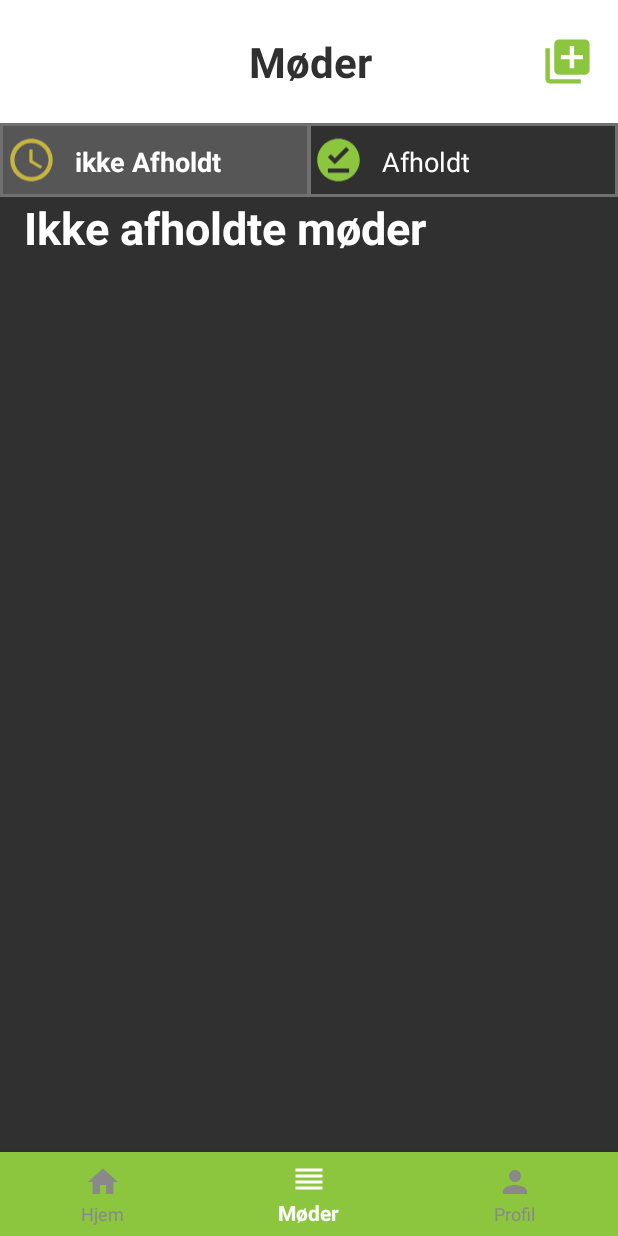
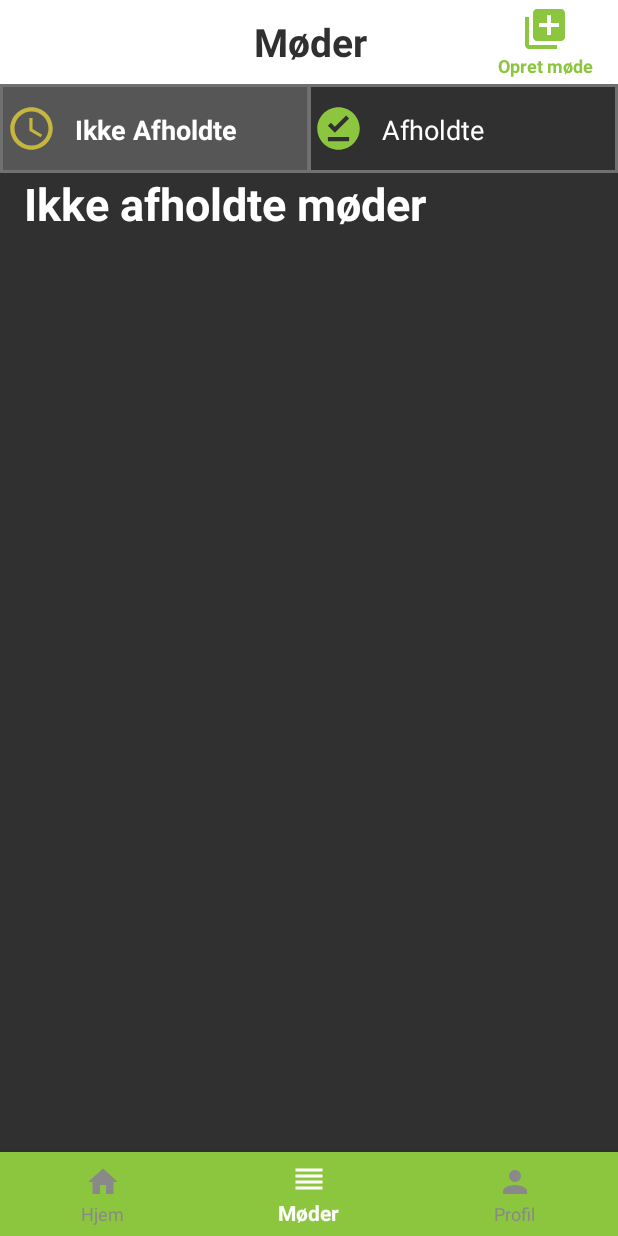
Before and after one commit to alkj/Feedback, an Android app: the Navigation_akt screen opened directly, with no data from a screen before it, item 2 of the bottom bar chosen, on a phone screen of 412 x 824 dp. Run offline under Robolectric (Android 15) with nearby library versions, the phone set to English and light mode, and no system bars.

Commit message:
Opdateret navigationen

```diff
--- a/app/src/main/AndroidManifest.xml
+++ b/app/src/main/AndroidManifest.xml
@@ -25,6 +25,8 @@
             android:windowSoftInputMode="adjustPan"/>
         <activity android:name=".aktiviteter.Navigation_akt"
             android:windowSoftInputMode="adjustPan"/>
+        <activity android:name=".aktiviteter.OpretMoede_akt"
+            android:windowSoftInputMode="adjustPan"/>
 
         <meta-data
             android:name="preloaded_fonts"
--- a/app/src/main/java/com/example/admin/feedback_app/aktiviteter/Navigation_akt.java
+++ b/app/src/main/java/com/example/admin/feedback_app/aktiviteter/Navigation_akt.java
@@ -1,33 +1,45 @@
 package com.example.admin.feedback_app.aktiviteter;
 
+import android.content.Intent;
 import android.os.Bundle;
 import android.support.annotation.NonNull;
 import android.support.design.widget.BottomNavigationView;
 import android.support.v4.app.Fragment;
 import android.support.v7.app.AppCompatActivity;
 import android.view.MenuItem;
+import android.view.View;
+import android.widget.TextView;
 
 import com.example.admin.feedback_app.R;
 import com.example.admin.feedback_app.fragmenter.Hjem_frg;
 import com.example.admin.feedback_app.fragmenter.Moedeoversigt_frg;
 import com.example.admin.feedback_app.fragmenter.Profil_frg;
 
-public class Navigation_akt extends AppCompatActivity implements BottomNavigationView.OnNavigationItemSelectedListener {
+public class Navigation_akt extends AppCompatActivity implements BottomNavigationView.OnNavigationItemSelectedListener, View.OnClickListener {
 
+    TextView overskrift_txt, tilføj_btn;
+
+    //TODO: ved tryk af tilbage knappe, spørg brugeren om han vil logge ud.
 
     @Override
     protected void onCreate(Bundle savedInstanceState) {
         super.onCreate(savedInstanceState);
         setContentView(R.layout.activity_navigation);
 
-        BottomNavigationView navigation = (BottomNavigationView) findViewById(R.id.navigation_bar);
+        BottomNavigationView navigation = findViewById(R.id.navigation_bar);
         navigation.setOnNavigationItemSelectedListener(this);
 
+        overskrift_txt = findViewById(R.id.navigation_title_txt);
+        tilføj_btn = findViewById(R.id.navigation_opret_btn);
+
+        tilføj_btn.setOnClickListener(this);
+
         indlæsFragment(new Hjem_frg());
+        overskrift_txt.setText(getString(R.string.hjem));
     }
 
-    private boolean indlæsFragment(Fragment fragment){
-        if (fragment != null){
+    private boolean indlæsFragment(Fragment fragment) {
+        if (fragment != null) {
 
             getSupportFragmentManager()
                     .beginTransaction()
@@ -43,20 +55,31 @@ public class Navigation_akt extends AppCompatActivity implements BottomNavigatio
     public boolean onNavigationItemSelected(@NonNull MenuItem item) {
         Fragment fragment = null;
 
-        switch (item.getItemId()){
+        switch (item.getItemId()) {
             case R.id.navigation_hjem:
                 fragment = new Hjem_frg();
+                overskrift_txt.setText(getString(R.string.hjem));
                 break;
 
             case R.id.navigation_moedeoversigt:
                 fragment = new Moedeoversigt_frg();
+                overskrift_txt.setText(getString(R.string.moder));
                 break;
 
             case R.id.navigation_profil:
                 fragment = new Profil_frg();
+                overskrift_txt.setText(getString(R.string.hjem));
                 break;
         }
 
         return indlæsFragment(fragment);
     }
+
+    @Override
+    public void onClick(View view) {
+        if (view == tilføj_btn){
+            Intent intent = new Intent(this, OpretMoede_akt.class);
+            startActivity(intent);
+        }
+    }
 }
--- /dev/null
+++ b/app/src/main/java/com/example/admin/feedback_app/aktiviteter/OpretMoede_akt.java
@@ -0,0 +1,18 @@
+package com.example.admin.feedback_app.aktiviteter;
+
+import android.os.Bundle;
+import android.support.v7.app.AppCompatActivity;
+
+import com.example.admin.feedback_app.R;
+
+
+public class OpretMoede_akt extends AppCompatActivity {
+
+    @Override
+    protected void onCreate(Bundle savedInstancesBundle) {
+        super.onCreate(savedInstancesBundle);
+
+        setContentView(R.layout.activity_opret_moede);
+    }
+
+}
--- a/app/src/main/java/com/example/admin/feedback_app/fragmenter/Moedeoversigt_frg.java
+++ b/app/src/main/java/com/example/admin/feedback_app/fragmenter/Moedeoversigt_frg.java
@@ -16,7 +16,7 @@ import com.example.admin.feedback_app.R;
 
 public class Moedeoversigt_frg extends Fragment implements View.OnClickListener {
 
-    View afholdte_btn, ikkeAfholdte_btn, opretmoede_btn;
+    View afholdte_btn, ikkeAfholdte_btn;
     TextView afholdte_txt, ikkeAfholdte_txt;
     Drawable selected_bg, unselected_bg;
 
@@ -35,11 +35,9 @@ public class Moedeoversigt_frg extends Fragment implements View.OnClickListener
         //View/Knapper
         afholdte_btn = view.findViewById(R.id.moede_afholdt_btn);
         ikkeAfholdte_btn = view.findViewById(R.id.moede_ikkeAfholdt_btn);
-        opretmoede_btn = view.findViewById(R.id.moede_opret_btn);
 
         afholdte_btn.setOnClickListener(this);
         ikkeAfholdte_btn.setOnClickListener(this);
-        opretmoede_btn.setOnClickListener(this);
 
         //Tekst
         afholdte_txt = view.findViewById(R.id.moede_afholdt_txt);
@@ -87,12 +85,6 @@ public class Moedeoversigt_frg extends Fragment implements View.OnClickListener
 
             indlæsFragment(new Afholdt_frg());
         }
-        else if ( view == opretmoede_btn){
-            getFragmentManager()
-                    .beginTransaction()
-                    .replace(R.id.navigation_fragment_container, new OpretMoede_frg())
-                    .commit();
-        }
 
     }
 }
--- a/app/src/main/java/com/example/admin/feedback_app/fragmenter/OpretMoede_frg.java
+++ /dev/null
@@ -1,21 +0,0 @@
-package com.example.admin.feedback_app.fragmenter;
-
-import android.os.Bundle;
-import android.support.v4.app.Fragment;
-import android.view.LayoutInflater;
-import android.view.View;
-import android.view.ViewGroup;
-
-import com.example.admin.feedback_app.R;
-
-
-public class OpretMoede_frg extends Fragment {
-
-    @Override
-    public View onCreateView(LayoutInflater inflater, ViewGroup container,
-                             Bundle savedInstanceState) {
-        // Inflate the layout for this fragment
-        return inflater.inflate(R.layout.fragment_opret_moede, container, false);
-    }
-
-}
--- a/app/src/main/res/drawable/ic_nyt_moede_black_24dp.xml
+++ b/app/src/main/res/drawable/ic_nyt_moede_black_32dp.xml
@@ -1,6 +1,6 @@
 <vector xmlns:android="http://schemas.android.com/apk/res/android"
-        android:width="24dp"
-        android:height="24dp"
+        android:width="32dp"
+        android:height="32dp"
         android:viewportWidth="24.0"
         android:viewportHeight="24.0">
     <path
--- a/app/src/main/res/layout/activity_navigation.xml
+++ b/app/src/main/res/layout/activity_navigation.xml
@@ -8,15 +8,61 @@
     android:background="@color/colorMørkegrå"
     tools:context=".aktiviteter.Navigation_akt">
 
+    <LinearLayout
+        android:layout_width="match_parent"
+        android:layout_height="0dp"
+        android:background="@color/colorHvid"
+        android:orientation="horizontal"
+        app:layout_constraintBottom_toTopOf="@+id/navigation_fragment_container"
+        app:layout_constraintTop_toTopOf="parent">
+
+        <Space
+            android:layout_width="match_parent"
+            android:layout_height="wrap_content"
+            android:layout_weight="4" />
+
+        <TextView
+            android:id="@+id/navigation_title_txt"
+            android:layout_width="match_parent"
+            android:layout_height="match_parent"
+            android:layout_weight="2.5"
+            android:gravity="center"
+            android:text="Test"
+            android:textAlignment="center"
+            android:textColor="@color/colorMørkegrå"
+            android:textSize="26sp"
+            android:textStyle="bold" />
+
+
+        <TextView
+            android:id="@+id/navigation_opret_btn"
+            android:layout_width="match_parent"
+            android:layout_height="wrap_content"
+            android:layout_gravity="center_vertical"
+            android:layout_weight="4"
+            android:clickable="true"
+            android:drawableTop="@drawable/ic_nyt_moede_black_32dp"
+            android:drawableTint="@color/colorGrøn"
+            android:focusable="true"
+            android:text="@string/opret_Mode"
+            android:textAlignment="center"
+            android:textColor="@color/colorGrøn"
+            android:textSize="12sp"
+            android:textStyle="bold" />
+
+
+    </LinearLayout>
+
     <FrameLayout
         android:id="@+id/navigation_fragment_container"
         android:layout_width="0dp"
         android:layout_height="0dp"
+        android:layout_marginTop="56dp"
         android:layout_marginBottom="56dp"
         app:layout_constraintBottom_toBottomOf="parent"
         app:layout_constraintEnd_toEndOf="parent"
         app:layout_constraintStart_toStartOf="parent"
-        app:layout_constraintTop_toTopOf="parent"></FrameLayout>
+        app:layout_constraintTop_toTopOf="parent" />
 
     <android.support.design.widget.BottomNavigationView
         android:id="@+id/navigation_bar"
--- a/app/src/main/res/layout/fragment_moedeoversigt.xml
+++ b/app/src/main/res/layout/fragment_moedeoversigt.xml
@@ -11,41 +11,6 @@
         android:layout_width="match_parent"
         android:layout_height="match_parent"
         android:orientation="vertical">
-
-        <LinearLayout
-            android:layout_width="match_parent"
-            android:layout_height="match_parent"
-            android:layout_weight="10.5"
-            android:background="@color/colorHvid"
-            android:orientation="horizontal">
-
-            <Space
-                android:layout_width="match_parent"
-                android:layout_height="wrap_content"
-                android:layout_weight="8.6" />
-
-            <TextView
-                android:id="@+id/textView9"
-                android:layout_width="match_parent"
-                android:layout_height="match_parent"
-                android:layout_weight="2.5"
-                android:gravity="center"
-                android:text="@string/moedeoversigt"
-                android:textAlignment="center"
-                android:textColor="@color/colorMørkegrå"
-                android:textSize="28sp"
-                android:textStyle="bold" />
-
-            <ImageView
-                android:id="@+id/moede_opret_btn"
-                android:layout_width="match_parent"
-                android:layout_height="match_parent"
-                android:layout_marginRight="16dp"
-                android:layout_weight="8.6"
-                android:clickable="true"
-                android:src="@drawable/ic_nyt_moede_black_24dp"
-                android:tint="@color/colorGrøn" />
-        </LinearLayout>
 
         <LinearLayout
             android:layout_width="match_parent"
@@ -125,7 +90,7 @@
             android:id="@+id/moede_fragHolder"
             android:layout_width="match_parent"
             android:layout_height="match_parent"
-            android:layout_weight="2">
+            android:layout_weight="1">
 
         </FrameLayout>
 
--- a/app/src/main/res/values/strings.xml
+++ b/app/src/main/res/values/strings.xml
@@ -11,7 +11,6 @@
     <string name="tilbage">Tilbage</string>
     <string name="opret_Mode">Opret møde</string>
     <string name="hello_blank_fragment">Hello blank fragment</string>
-    <string name="moedeoversigt">Møder</string>
 
 
     <!-- Strings til menuen 'aktionbar_bund' -->
@@ -19,8 +18,8 @@
     <string name="hjem">Hjem</string>
     <string name="profil">Profil</string>
     <string name="title_activity_navigation_akt">Navigation_akt</string>
-    <string name="ikke_afholdt">ikke Afholdt</string>
-    <string name="afholdt">Afholdt</string>
+    <string name="ikke_afholdt">Ikke Afholdte</string>
+    <string name="afholdt">Afholdte</string>
     <string name="anuller">Anuller</string>
     <string name="annuller">Annuller</string>
 </resources>
```
Also changed, not shown: app/src/main/res/layout/activity_opret_moede.xml (renamed from app/src/main/res/layout/fragment_opret_moede.xml).
